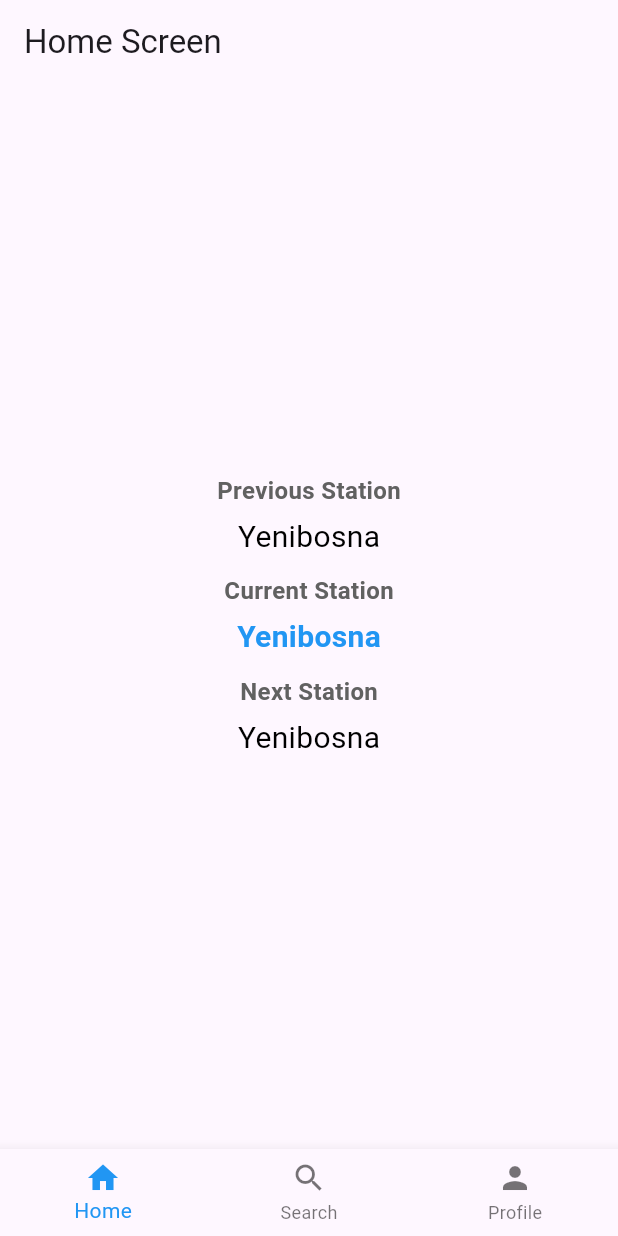
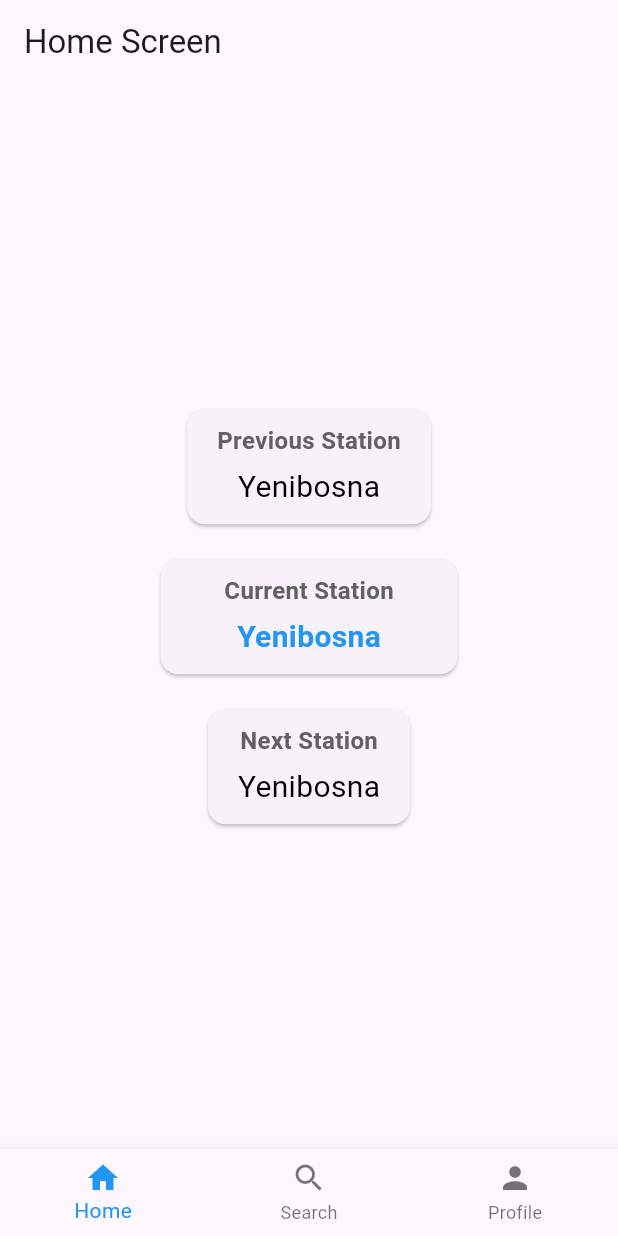
Before and after one commit to berkaymbaskaya/metrobusbuddy, a Flutter app: the screen it shows after launch, on a phone screen of 412 x 824 dp. Run offline on Flutter 3.47's test engine with Material 3 defaults, Android fonts, the phone set to English and light mode, and no system bars.

Commit message:
feat(station):card widget implemented on station

```diff
--- a/lib/features/station.dart
+++ b/lib/features/station.dart
@@ -19,19 +19,37 @@ class StationWidget extends StatelessWidget {
       mainAxisAlignment: MainAxisAlignment.center,
       children: [
         // Previous Station
-        StationInfo(
-          label: 'Previous Station',
-          stationName: previousStation.station,
+        Card(
+            child: Padding(
+          padding: const EdgeInsets.symmetric(horizontal: 20, vertical: 10),
+          child: StationInfo(
+            label: 'Previous Station',
+            stationName: previousStation.station,
+          ),
+        )),
+        const SizedBox(height: 15),
+        // Current Station
+        SizedBox(
+          width: MediaQuery.of(context).size.width * 0.5, // Ekranın %80'i,
+          child: Card(
+            child: Padding(
+                padding:
+                    const EdgeInsets.symmetric(horizontal: 20, vertical: 10),
+                child: StationInfo(
+                    label: 'Current Station',
+                    stationName: currentStation.station,
+                    isCurrent: true)),
+          ),
         ),
-        const SizedBox(height: 10),
-        // Current Station
-        StationInfo(
-          label: 'Current Station',
-          stationName: currentStation.station,
-          isCurrent: true,
+        const SizedBox(height: 15),
+        Card(
+          child: Padding(
+              padding: const EdgeInsets.symmetric(horizontal: 20, vertical: 10),
+              child: StationInfo(
+                label: 'Next Station',
+                stationName: nextStation.station,
+              )),
         ),
-        const SizedBox(height: 10),
-        StationInfo(label: 'Next Station', stationName: nextStation.station),
       ],
     );
   }
```
Also changed, not shown: lib/screens/home_screen.dart (+0 -14 lines).
